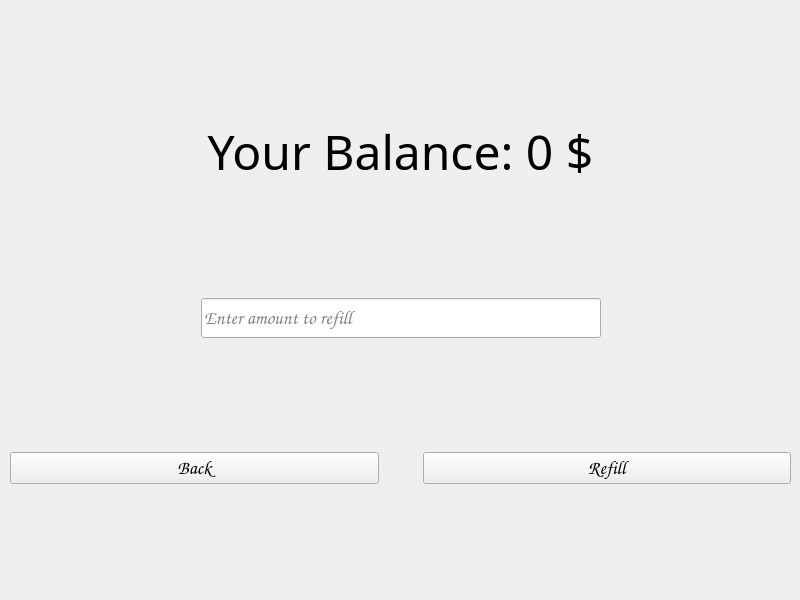
The window that frontend/menus/RefillMenu/refillmenu.ui (grytsiuko/QuadroBank) describes before a commit, drawn with Qt 5.
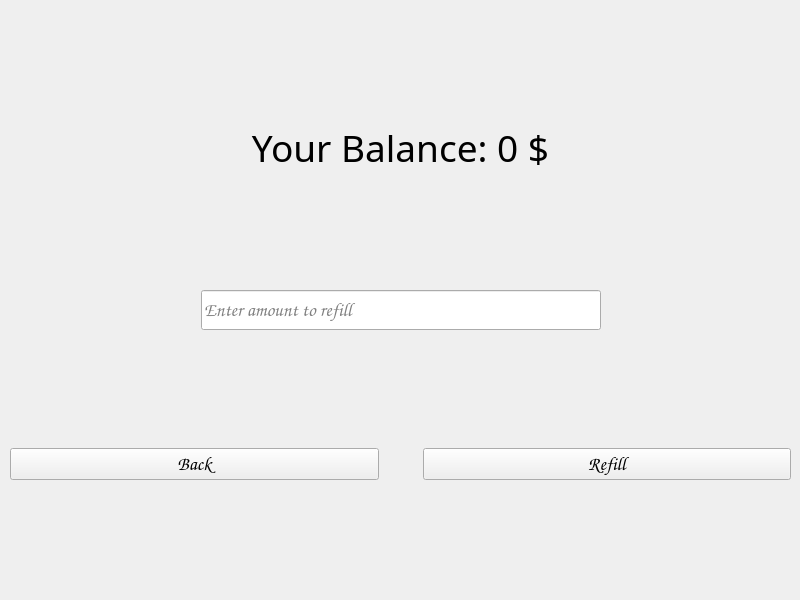
The same window after the commit.

What changed in the file:
```diff
--- a/frontend/menus/RefillMenu/refillmenu.ui
+++ b/frontend/menus/RefillMenu/refillmenu.ui
@@ -47,7 +47,7 @@
       <property name="font">
        <font>
         <family>Playbill</family>
-        <pointsize>36</pointsize>
+        <pointsize>28</pointsize>
        </font>
       </property>
       <property name="text">
```
